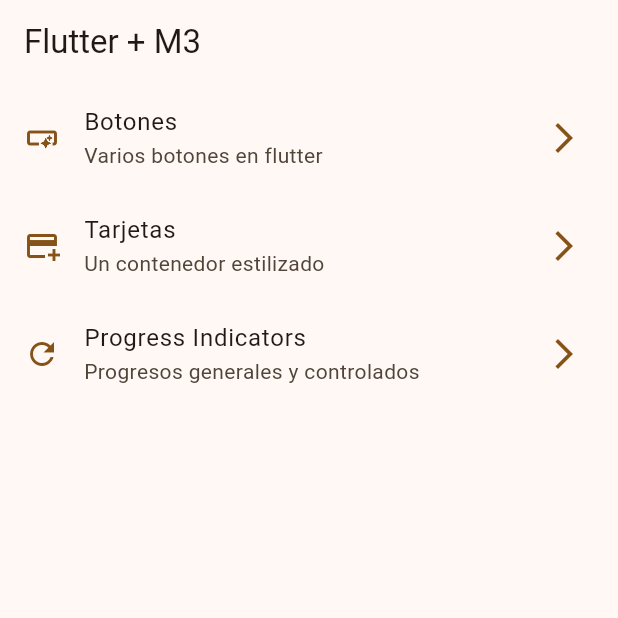
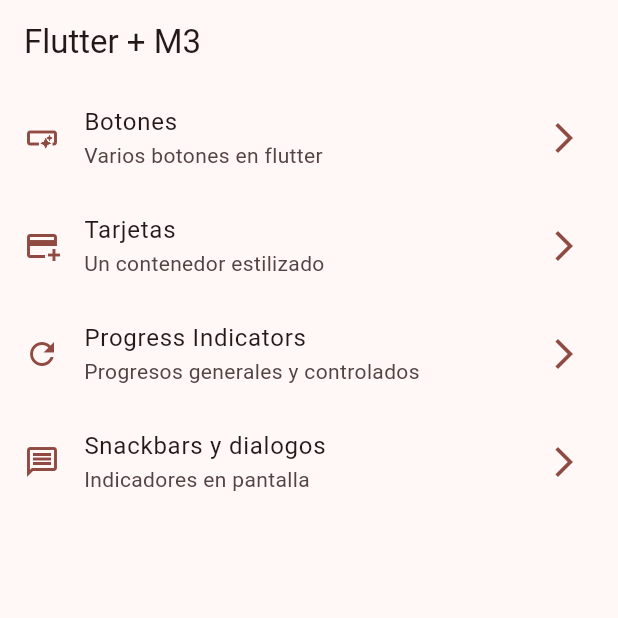
Before and after one commit to Karla038/kmd_widget_app, a Flutter app: the screen it shows after launch, on a phone screen of 412 x 824 dp, the top half of it. Run offline on Flutter 3.47's test engine with Material 3 defaults, Android fonts, the phone set to English and light mode, and no system bars; our stand-ins replace go_router.

Commit message:
Snackbar y Dialogos

```diff
--- a/lib/config/menu/menu_item.dart
+++ b/lib/config/menu/menu_item.dart
@@ -36,4 +36,11 @@ class MenuItem {
       icon: Icons.refresh_outlined
     ),
 
+     MenuItem(
+      title: 'Snackbars y dialogos',
+      subtitle: 'Indicadores en pantalla',
+      link: '/snackbar',
+      icon: Icons.message_outlined
+    ),
+
   ];
--- a/lib/config/router/app_router.dart
+++ b/lib/config/router/app_router.dart
@@ -20,7 +20,10 @@ final appRouter = GoRouter(
     GoRoute(
       path: '/progress',
       builder: (context, state) => const ProgressScreen(),
+    ),
+     GoRoute(
+      path: '/snackbar',
+      builder: (context, state) => const SnackbarScreen(),
     )
-
   ]
 );
--- a/lib/config/theme/app_theme.dart
+++ b/lib/config/theme/app_theme.dart
@@ -1,10 +1,10 @@
 import 'package:flutter/material.dart';
 
 const colorList = <Color>[
+  Colors.pinkAccent,
   Colors.red,
   Colors.orange,
   Colors.yellow,
-  Colors.pinkAccent,
   Colors.deepPurpleAccent
 ];
 
```
Also changed, not shown: lib/presentation/screens/snackbar/snackbar_screen.dart (+45 -1 lines).
